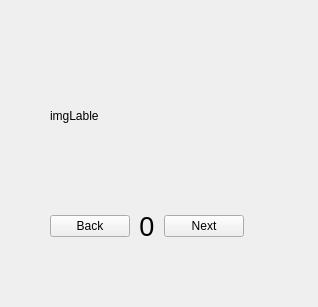
This is examples/mnist/widget.ui in eidelen/EidNN as Qt 5 draws it before an edit. The edited form follows.
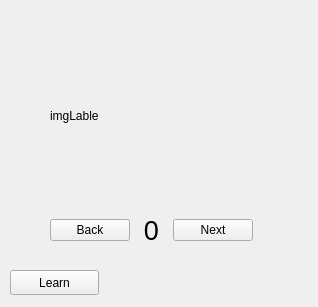
This is the edited form.

The edit to the form file:
```diff
--- a/examples/mnist/widget.ui
+++ b/examples/mnist/widget.ui
@@ -37,8 +37,8 @@
     <rect>
      <x>50</x>
      <y>210</y>
-     <width>194</width>
-     <height>33</height>
+     <width>203</width>
+     <height>41</height>
     </rect>
    </property>
    <layout class="QGridLayout" name="gridLayout">
@@ -82,6 +82,19 @@
     </item>
    </layout>
   </widget>
+  <widget class="QPushButton" name="learnPB">
+   <property name="geometry">
+    <rect>
+     <x>10</x>
+     <y>270</y>
+     <width>89</width>
+     <height>25</height>
+    </rect>
+   </property>
+   <property name="text">
+    <string>Learn</string>
+   </property>
+  </widget>
  </widget>
  <resources/>
  <connections/>
```
